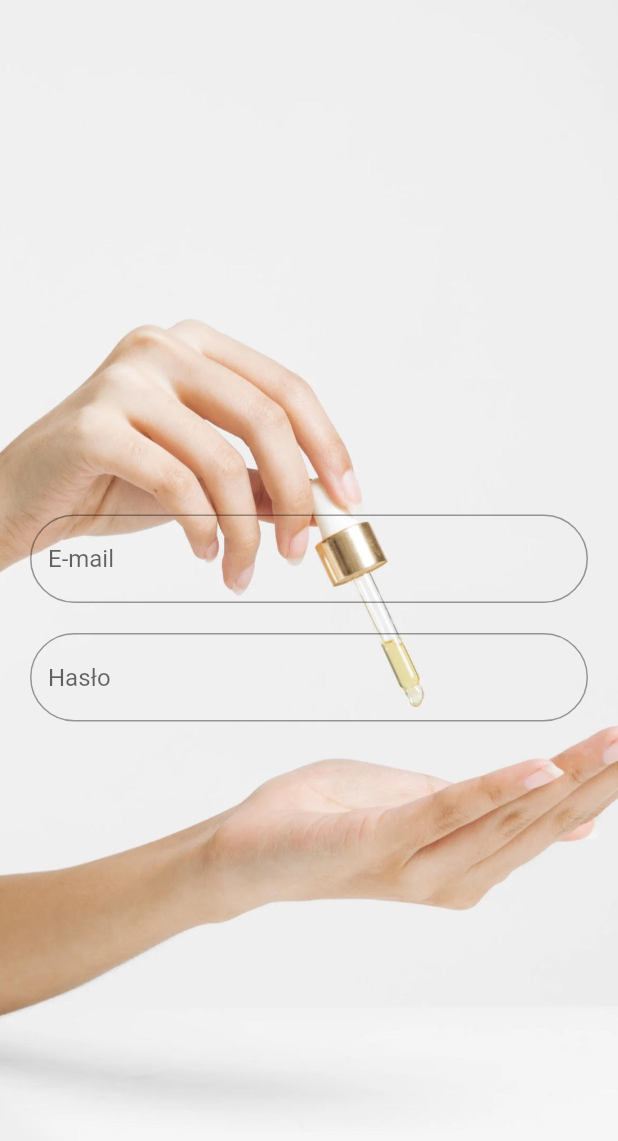
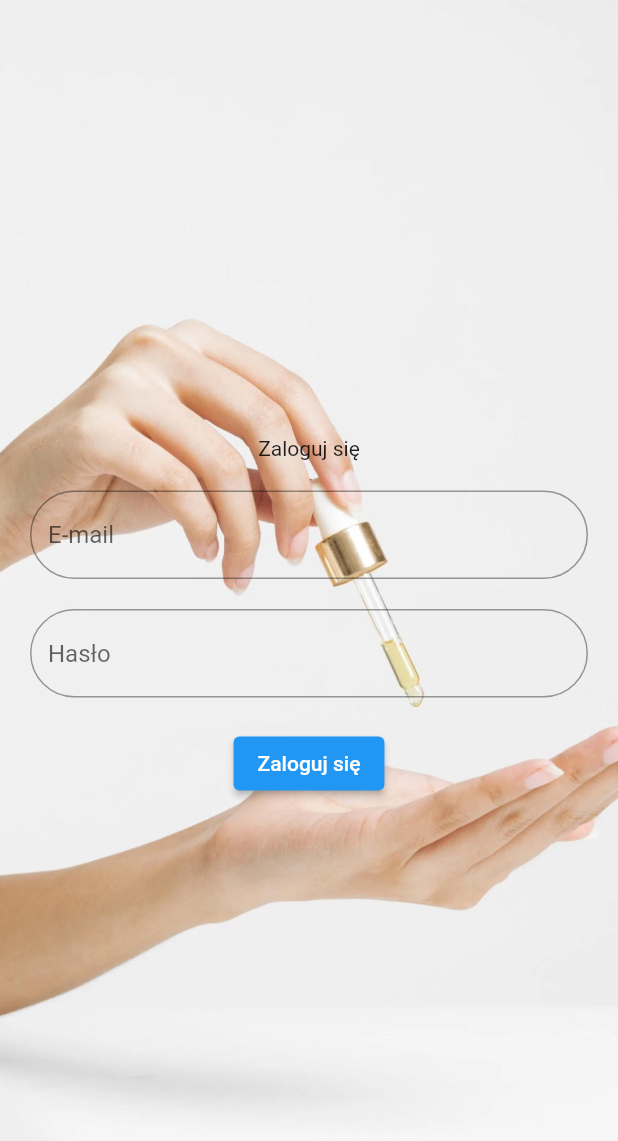
Before and after one commit to beatabien/skincareapp, a Flutter app: the screen it shows after launch, on a phone screen of 412 x 824 dp. Shown: the top 1141 px of the screen. Run offline on Flutter 3.47's test engine with Material 2 defaults, Android fonts, the phone set to English and light mode, and no system bars; our stand-ins replace firebase_auth, firebase_core; accounts and stored records are empty.

Commit message:
Add login funcionality

```diff
--- a/lib/app/login/login_page.dart
+++ b/lib/app/login/login_page.dart
@@ -1,9 +1,13 @@
+import 'package:firebase_auth/firebase_auth.dart';
 import 'package:flutter/material.dart';
 
 class LoginPage extends StatelessWidget {
-  const LoginPage({
+  LoginPage({
     Key? key,
   }) : super(key: key);
+
+  final emailController = TextEditingController();
+  final passwordController = TextEditingController();
 
   @override
   Widget build(BuildContext context) {
@@ -24,7 +28,10 @@ class LoginPage extends StatelessWidget {
           child: Column(
             mainAxisAlignment: MainAxisAlignment.center,
             children: [
+              const Text('Zaloguj się'),
+              const SizedBox(height: 20),
               TextField(
+                controller: emailController,
                 decoration: InputDecoration(
                     border: OutlineInputBorder(
                       borderRadius: BorderRadius.circular(
@@ -35,6 +42,8 @@ class LoginPage extends StatelessWidget {
               ),
               const SizedBox(height: 20),
               TextField(
+                controller: passwordController,
+                obscureText: true,
                 decoration: InputDecoration(
                     border: OutlineInputBorder(
                       borderRadius: BorderRadius.circular(
@@ -43,6 +52,21 @@ class LoginPage extends StatelessWidget {
                     ),
                     hintText: 'Hasło'),
               ),
+              const SizedBox(height: 20),
+              ElevatedButton(
+                onPressed: () async {
+                  try {
+                    await FirebaseAuth.instance.signInWithEmailAndPassword(
+                        email: emailController.text,
+                        password: passwordController.text);
+                  } catch (error) {
+                    print(error);
+                  }
+                },
+                child: const Text(
+                  'Zaloguj się',
+                ),
+              ),
             ],
           ),
         ),
--- a/lib/main.dart
+++ b/lib/main.dart
@@ -40,7 +40,7 @@ class RootPage extends StatelessWidget {
         builder: (context, snapshot) {
           final user = snapshot.data;
           if (user == null) {
-            return const LoginPage();
+            return LoginPage();
           }
           return HomePage(user: user);
         });
```
